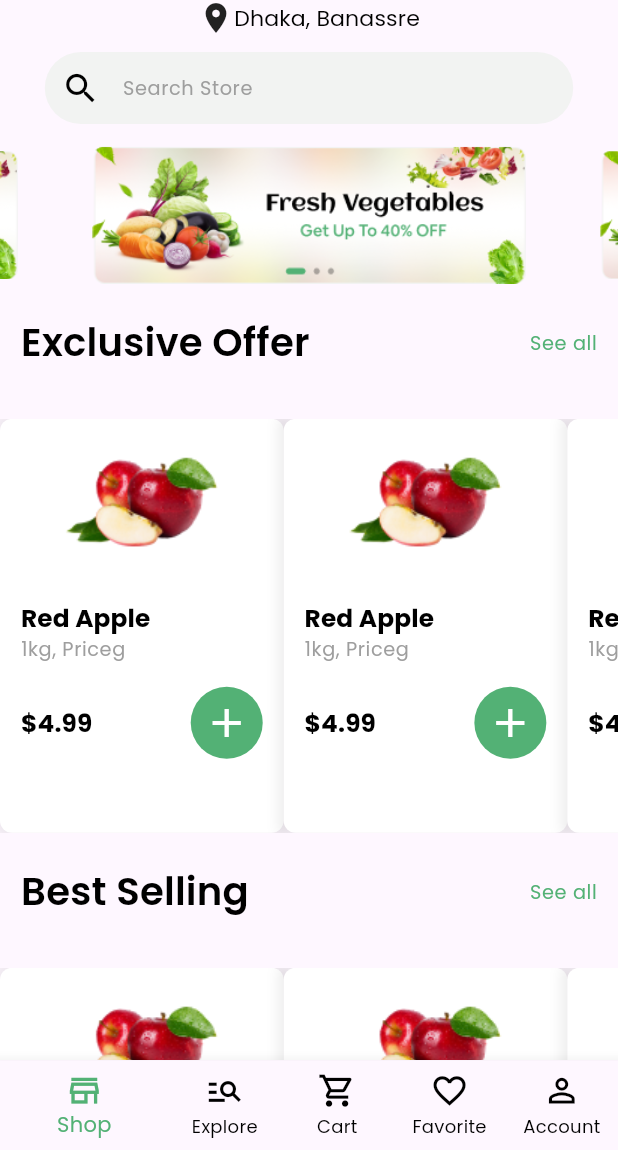
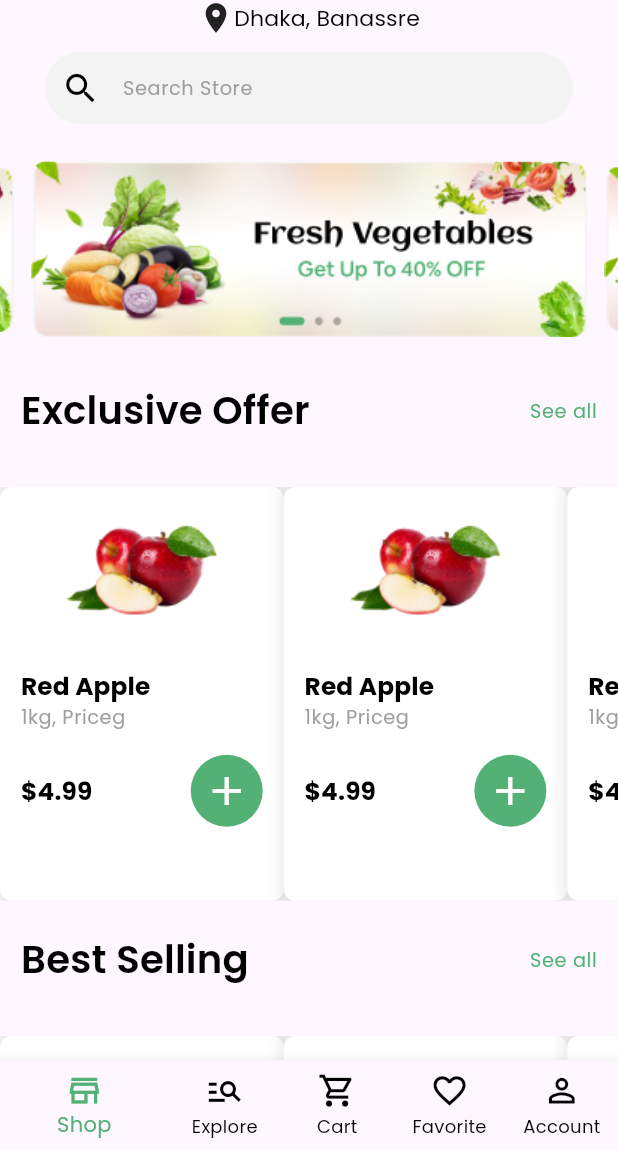
Before and after one commit to AhmedAbdelaziz207/Nectar-app-, a Flutter app: the HomeScreen screen opened by its route, on a phone screen of 412 x 824 dp, the part 86-1236 px from its top. Run offline on Flutter 3.47's test engine with Material 3 defaults, Android fonts, the phone set to English and light mode, and no system bars; drawn by our look-alikes of carousel_slider; our stand-ins replace easy_localization, flutter_bloc, flutter_screenutil, flutter_svg, google_fonts.

Commit message:
- Edit CarouselSlider options

```diff
--- a/lib/view/screens/home/components/home_slider.dart
+++ b/lib/view/screens/home/components/home_slider.dart
@@ -1,7 +1,5 @@
 import 'package:carousel_slider/carousel_slider.dart';
 import 'package:flutter/material.dart';
-import 'package:flutter_screenutil/flutter_screenutil.dart';
-
 import '../../../../view_model/utils/constants/app_assets.dart';
 
 class HomeSlider extends StatelessWidget {
@@ -16,10 +14,11 @@ class HomeSlider extends StatelessWidget {
         Image.asset(AppAssets.homeBanner),
       ],
       options: CarouselOptions(
-        height: 100.h,
         autoPlay: true,
         enlargeCenterPage: true,
         enlargeFactor: .2,
+        viewportFraction: 0.9,
+        aspectRatio: 3,
       ),
     );
   }
```
